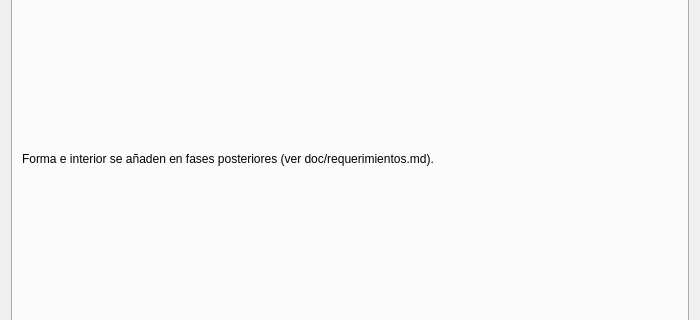
Above: package/contents/ui/config.ui from CesarGuzmanLopez/kube-effect before the change; both pictures show x 0 to 700 and y 190 to 510 of the 700 by 654 pixel window. Below: the same form after it.
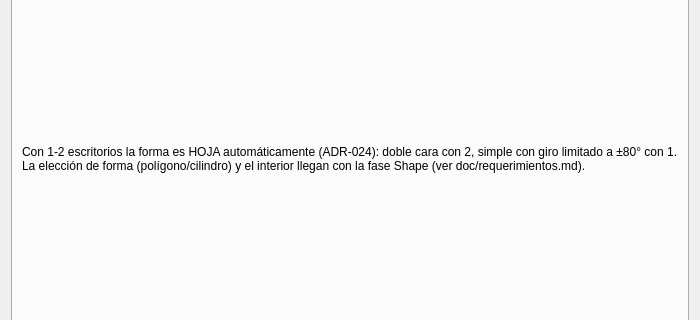
That is the form after the change. Custom widgets are drawn as their Qt base class.

Commit message: feat(shape): hoja 2D para 1-2 escritorios con giro limitado

Patch:
```diff
--- a/package/contents/ui/config.ui
+++ b/package/contents/ui/config.ui
@@ -51,7 +51,7 @@
                             <item>
                                 <widget class="QLabel" name="tabShapePlaceholder">
                                     <property name="text">
-                                        <string>Forma e interior se añaden en fases posteriores (ver doc/requerimientos.md).</string>
+                                        <string>Con 1-2 escritorios la forma es HOJA automáticamente (ADR-024): doble cara con 2, simple con giro limitado a ±80° con 1. La elección de forma (polígono/cilindro) y el interior llegan con la fase Shape (ver doc/requerimientos.md).</string>
                                     </property>
                                     <property name="wordWrap">
                                         <bool>true</bool>
```
Left out of the diff: 3 changed lines with no effect on the pictures. The commit also changes 14 other files.
